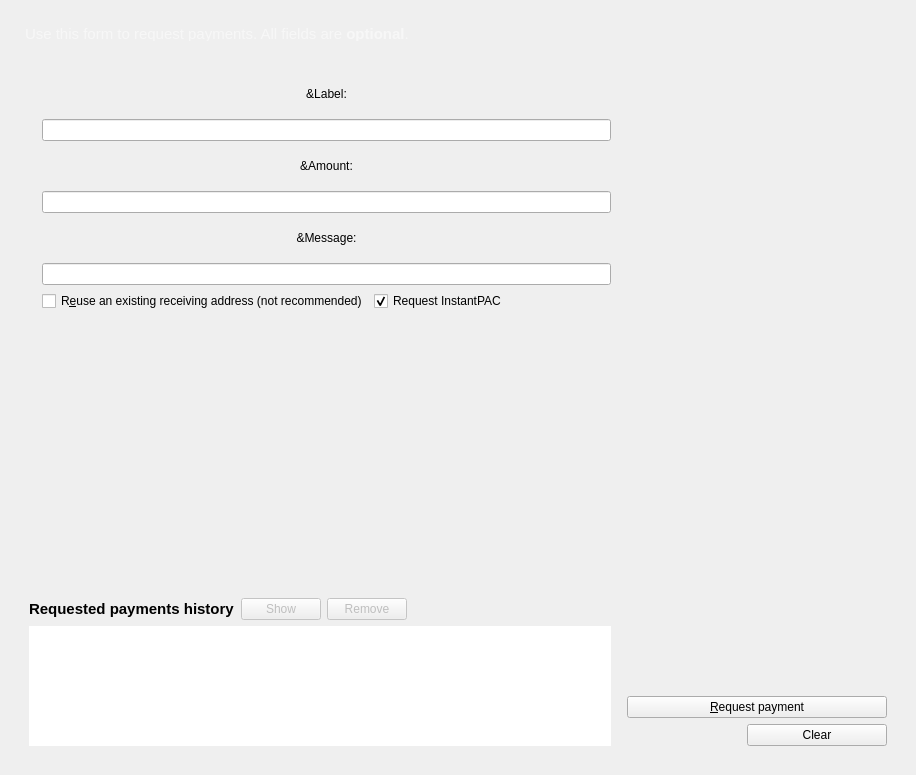
First picture: the form in src/qt/forms/receivecoinsdialog.ui, repository PACCommunity/PAC, before the edit.
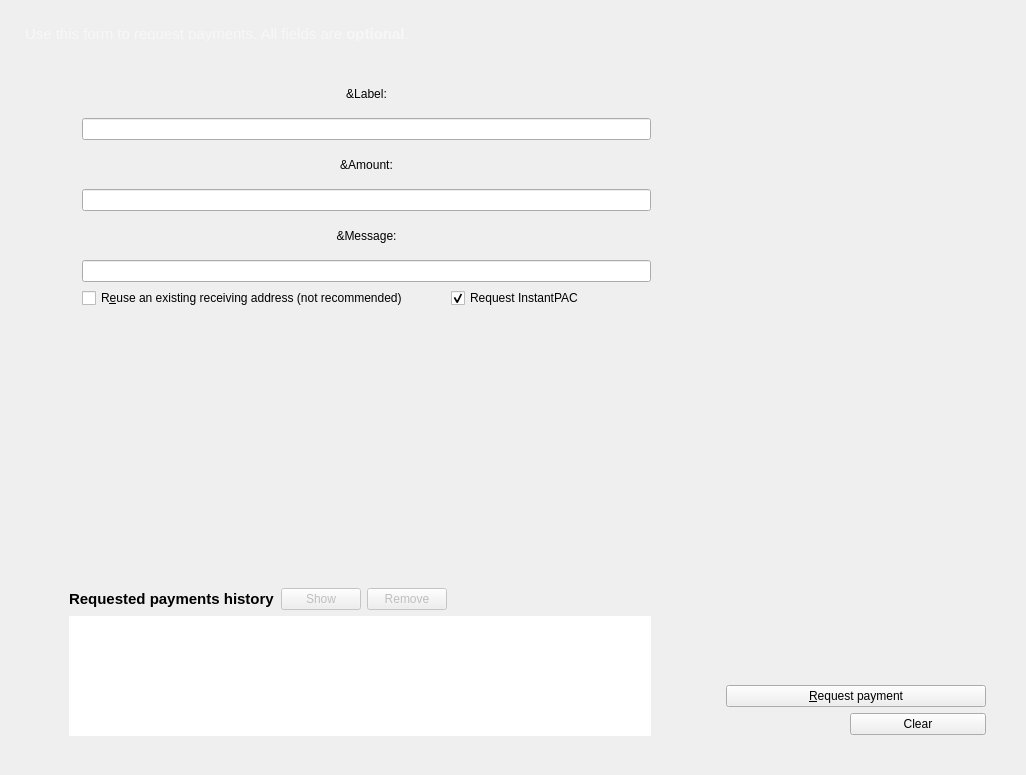
Second picture: the form after the edit. Custom widgets are drawn as their Qt base class.

Commit message: Receive layout and tables headers color

The edit to the form file:
```diff
--- a/src/qt/forms/receivecoinsdialog.ui
+++ b/src/qt/forms/receivecoinsdialog.ui
@@ -6,7 +6,7 @@
    <rect>
     <x>0</x>
     <y>0</y>
-    <width>892</width>
+    <width>916</width>
     <height>775</height>
    </rect>
   </property>
@@ -73,6 +73,15 @@
      <layout class="QHBoxLayout" name="horizontalLayout_3">
       <item>
        <layout class="QGridLayout" name="gridLayout_2">
+        <property name="leftMargin">
+         <number>40</number>
+        </property>
+        <property name="rightMargin">
+         <number>40</number>
+        </property>
+        <property name="bottomMargin">
+         <number>10</number>
+        </property>
         <item row="1" column="0">
          <widget class="QFrame" name="frame">
           <property name="sizePolicy">
@@ -389,6 +398,12 @@
               <layout class="QHBoxLayout" name="horizontalLayout_4">
                <item>
                 <widget class="QCheckBox" name="reuseAddress">
+                 <property name="sizePolicy">
+                  <sizepolicy hsizetype="Expanding" vsizetype="Fixed">
+                   <horstretch>0</horstretch>
+                   <verstretch>0</verstretch>
+                  </sizepolicy>
+                 </property>
                  <property name="toolTip">
                   <string>Reuse one of the previously used receiving addresses.&lt;br&gt;Reusing addresses has security and privacy issues.&lt;br&gt;Do not use this unless re-generating a payment request made before.</string>
                  </property>
@@ -399,6 +414,24 @@
                </item>
                <item>
                 <widget class="QCheckBox" name="checkUseInstantSend">
+                 <property name="sizePolicy">
+                  <sizepolicy hsizetype="Preferred" vsizetype="Fixed">
+                   <horstretch>0</horstretch>
+                   <verstretch>0</verstretch>
+                  </sizepolicy>
+                 </property>
+                 <property name="minimumSize">
+                  <size>
+                   <width>200</width>
+                   <height>0</height>
+                  </size>
+                 </property>
+                 <property name="maximumSize">
+                  <size>
+                   <width>16777215</width>
+                   <height>16777215</height>
+                  </size>
+                 </property>
                  <property name="text">
                   <string>Request InstantPAC</string>
                  </property>
@@ -435,11 +468,17 @@
           <number>6</number>
          </property>
          <property name="leftMargin">
-          <number>1</number>
+          <number>20</number>
          </property>
          <property name="topMargin">
           <number>1</number>
          </property>
+         <property name="rightMargin">
+          <number>20</number>
+         </property>
+         <property name="bottomMargin">
+          <number>20</number>
+         </property>
          <item>
           <spacer name="verticalSpacer">
            <property name="orientation">
@@ -489,9 +528,12 @@
              <property name="orientation">
               <enum>Qt::Horizontal</enum>
              </property>
+             <property name="sizeType">
+              <enum>QSizePolicy::Fixed</enum>
+             </property>
              <property name="sizeHint" stdset="0">
               <size>
-               <width>40</width>
+               <width>124</width>
                <height>20</height>
               </size>
              </property>
@@ -507,7 +549,7 @@
              </property>
              <property name="minimumSize">
               <size>
-               <width>140</width>
+               <width>130</width>
                <height>0</height>
               </size>
              </property>
```
The commit also changes 1 other file.
